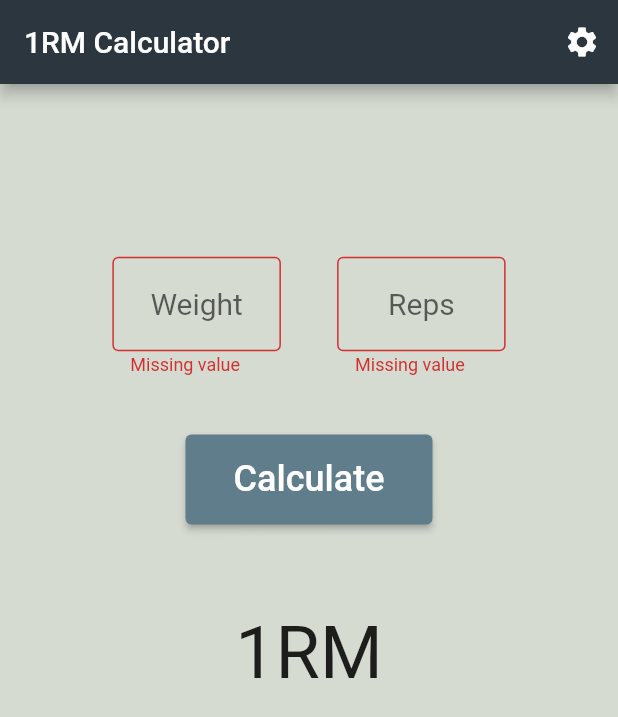
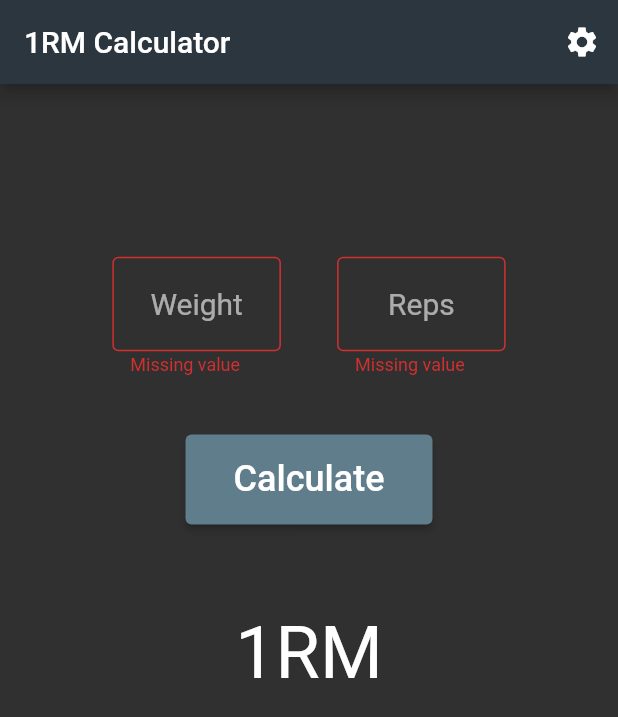
Before and after one commit to othman98shawgan/one-rep-max-calc, a Flutter app: the screen it shows after launch, after a tap on "Calculate", on a phone screen of 412 x 824 dp. Shown: the top 717 px of the screen. Run offline on Flutter 3.47's test engine with Material 2 defaults, Android fonts, the light colour scheme and no system bars; our stand-ins replace settings_ui, shared_preferences, wakelock; missing offline and left inert: in_app_update.

Commit message:
#25: update theme fetching

```diff
--- a/lib/main.dart
+++ b/lib/main.dart
@@ -3,15 +3,25 @@ import 'package:one_rep_max_calc/service/round_to_service.dart';
 import 'package:one_rep_max_calc/service/unit_service.dart';
 import 'package:one_rep_max_calc/ui/settings_page.dart';
 
+import 'service/store_manager.dart';
 import 'service/theme_service.dart';
 import 'ui/home_page.dart';
 import 'package:provider/provider.dart';
 
 void main() {
+  WidgetsFlutterBinding.ensureInitialized();
+
+  StorageManager.init().then((value) {
+    var prefs = value;
+
+    //Theme
+    var isDark = StorageManager.readDataFromPrefs('isDark', prefs) ?? true;
+    ThemeMode themeMode = isDark ? ThemeMode.dark : ThemeMode.light;
+
     runApp(
       MultiProvider(
         providers: [
-        ChangeNotifierProvider(create: (context) => ThemeNotifier()),
+          ChangeNotifierProvider(create: (context) => ThemeNotifier(themeMode)),
           ChangeNotifierProvider(create: (context) => UnitNotifier()),
           ChangeNotifierProvider(create: (context) => RoundNotifier()),
           ChangeNotifierProvider(create: (context) => RoundValueNotifier()),
@@ -19,6 +29,7 @@ void main() {
         child: const MyApp(),
       ),
     );
+  });
 }
 
 class MyApp extends StatelessWidget {
@@ -33,12 +44,8 @@ class MyApp extends StatelessWidget {
               theme: theme.getTheme(),
               initialRoute: '/home',
               routes: {
-                '/home': (context) => const MyHomePage(
-                      title: '1RM Calculator',
-                    ),
-                '/settings': (context) => const SettingsPage(
-                      title: 'Settings',
-                    ),
+                '/home': (context) => const MyHomePage(title: '1RM Calculator'),
+                '/settings': (context) => const SettingsPage(title: 'Settings'),
               },
             ));
   }
--- a/lib/service/theme_service.dart
+++ b/lib/service/theme_service.dart
@@ -1,23 +1,56 @@
-import 'package:flutter/foundation.dart';
 import 'package:flutter/material.dart';
 import 'package:one_rep_max_calc/resources/colors.dart';
 import 'store_manager.dart';
 
 class ThemeNotifier with ChangeNotifier {
+  ThemeData? _themeData;
+  ThemeData? getTheme() => _themeData;
+
+  ThemeNotifier(ThemeMode themeMode) {
+    if (themeMode == ThemeMode.light) {
+      _themeData = lightTheme;
+    } else {
+      _themeData = darkTheme;
+    }
+    notifyListeners();
+  }
+
+  void setDarkMode() async {
+    _themeData = darkTheme;
+    StorageManager.saveData('themeMode', 'dark');
+    StorageManager.saveData('isDark', true);
+    notifyListeners();
+  }
+
+  void setLightMode() async {
+    _themeData = lightTheme;
+    StorageManager.saveData('themeMode', 'light');
+    StorageManager.saveData('isDark', false);
+    notifyListeners();
+  }
+
+  //=============================================================================
+  // Themes
+  //=============================================================================
+
+  //*** Dark Theme ***/
   final darkTheme = ThemeData(
     appBarTheme:
         const AppBarTheme(backgroundColor: Color(0xff2C363F), foregroundColor: Colors.white),
     primaryColor: Colors.black,
     brightness: Brightness.dark,
-    backgroundColor: const Color(0xFF212121),
     dividerColor: Colors.black12,
-    focusColor: darkThemeSwatch,
+    snackBarTheme: const SnackBarThemeData(
+      contentTextStyle: TextStyle(color: Colors.white),
+    ),
     colorScheme: ColorScheme.fromSwatch(primarySwatch: darkThemeSwatch).copyWith(
       secondary: Colors.white,
       brightness: Brightness.dark,
+      background: const Color(0xFF212121),
     ),
   );
 
+  //*** Light Theme ***/
   final lightTheme = ThemeData(
     appBarTheme: const AppBarTheme(backgroundColor: appBarColor, foregroundColor: Colors.white),
     primaryColor: Colors.white,
@@ -32,37 +65,4 @@ class ThemeNotifier with ChangeNotifier {
       brightness: Brightness.light,
     ),
   );
-
-  late ThemeData _themeData = lightTheme;
-  ThemeData getTheme() => _themeData;
-
-  ThemeNotifier() {
-    StorageManager.readData('themeMode').then((value) {
-      if (kDebugMode) {
-        print('value read from storage: $value');
-      }
-      var themeMode = value ?? 'light';
-      if (themeMode == 'light') {
-        _themeData = lightTheme;
-      } else {
-        if (kDebugMode) {
-          print('setting dark theme');
-        }
-        _themeData = darkTheme;
-      }
-      notifyListeners();
-    });
-  }
-
-  void setDarkMode() async {
-    _themeData = darkTheme;
-    StorageManager.saveData('themeMode', 'dark');
-    notifyListeners();
-  }
-
-  void setLightMode() async {
-    _themeData = lightTheme;
-    StorageManager.saveData('themeMode', 'light');
-    notifyListeners();
-  }
 }
--- a/lib/service/unit_service.dart
+++ b/lib/service/unit_service.dart
@@ -4,10 +4,10 @@ import 'round_to_service.dart';
 import 'store_manager.dart';
 
 class UnitNotifier with ChangeNotifier {
-  String _unit = 'KGS';
+  String _unit = '';
   String get unit => _unit;
 
-  String _unitDesc = 'KGS - Kilograms';
+  String _unitDesc = '';
   String get unitDesc => _unitDesc;
 
   UnitNotifier() {
--- a/lib/ui/home_page.dart
+++ b/lib/ui/home_page.dart
@@ -1,7 +1,9 @@
 import 'package:flutter/material.dart';
+import 'package:one_rep_max_calc/service/theme_service.dart';
 import 'package:one_rep_max_calc/service/unit_service.dart';
 import 'package:provider/provider.dart';
 import 'package:in_app_update/in_app_update.dart';
+import 'package:wakelock/wakelock.dart';
 
 import '../service/utils.dart';
 import '../service/round_to_service.dart';
@@ -29,6 +31,7 @@ class _MyHomePageState extends State<MyHomePage> {
   @override
   void initState() {
     super.initState();
+    Wakelock.enable();
     checkForUpdate();
   }
 
@@ -47,8 +50,9 @@ class _MyHomePageState extends State<MyHomePage> {
     var flexSpacebetween = 1;
     var flexTextFeild = 3;
 
-    return Consumer3<RoundNotifier, RoundValueNotifier, UnitNotifier>(
-        builder: (context, roundWeightStatus, roundWeightValue, unitProvider, _) => Center(
+    return Consumer4<ThemeNotifier, RoundNotifier, RoundValueNotifier, UnitNotifier>(
+        builder: (context, theme, roundWeightStatus, roundWeightValue, unitProvider, child) =>
+            Center(
               child: Scaffold(
                 resizeToAvoidBottomInset: false,
                 appBar: AppBar(
@@ -177,10 +181,10 @@ class _MyHomePageState extends State<MyHomePage> {
                                   )),
                             )),
                         SizedBox(height: height3 * 0.075),
-                        Text(res == '1RM' ? res : '$res ${unitProvider.unit}',
-                            style: const TextStyle(
-                              fontSize: 48,
-                            )),
+                        Text(
+                          res == '1RM' ? res : '$res ${unitProvider.unit}',
+                          style: Theme.of(context).textTheme.titleMedium?.copyWith(fontSize: 48),
+                        ),
                       ],
                     ),
                   ),
--- a/lib/ui/settings_page.dart
+++ b/lib/ui/settings_page.dart
@@ -1,5 +1,4 @@
 import 'package:flutter/material.dart';
-import 'package:one_rep_max_calc/resources/colors.dart';
 import 'package:one_rep_max_calc/service/round_to_service.dart';
 import 'package:one_rep_max_calc/service/unit_service.dart';
 import 'package:provider/provider.dart';
@@ -25,7 +24,6 @@ class _SettingsPageState extends State<SettingsPage> {
             title: Text(widget.title),
           ),
           body: SettingsList(
-            lightTheme: const SettingsThemeData(settingsListBackground: backgroudColor),
             sections: [
               SettingsSection(
                 title: const Text('General'),
--- a/pubspec.yaml
+++ b/pubspec.yaml
@@ -41,6 +41,7 @@ dependencies:
   provider: ^6.0.4
   flutter_launcher_icons: ^0.13.1
   in_app_update: ^4.0.1
+  wakelock: ^0.6.2
 
 dev_dependencies:
   flutter_test:
```
Lines whose indentation alone changed are shown as unchanged.
